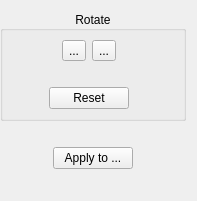
This is src/core/filters/fix_orientation/OptionsWidget.ui in abandoned-industries/scantailor-spectre as Qt 5 draws it before an edit. The edited form follows.
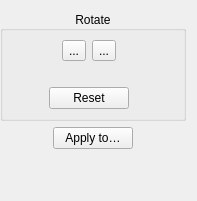
This is the edited form. Icons and pictures are not drawn. Custom widgets are drawn as their Qt base class.

The edit to the form file:
```diff
--- a/src/core/filters/fix_orientation/OptionsWidget.ui
+++ b/src/core/filters/fix_orientation/OptionsWidget.ui
@@ -173,16 +173,6 @@
      </layout>
     </widget>
    </item>
-   <item>
-    <widget class="QLabel" name="selectionIndicatorLabel">
-     <property name="text">
-      <string/>
-     </property>
-     <property name="alignment">
-      <set>Qt::AlignCenter</set>
-     </property>
-    </widget>
-   </item>
    <item>
     <layout class="QHBoxLayout">
      <item>
@@ -201,7 +191,7 @@
      <item>
       <widget class="QPushButton" name="applyToBtn">
        <property name="text">
-        <string>Apply to ...</string>
+        <string>Apply to…</string>
        </property>
       </widget>
      </item>
```
